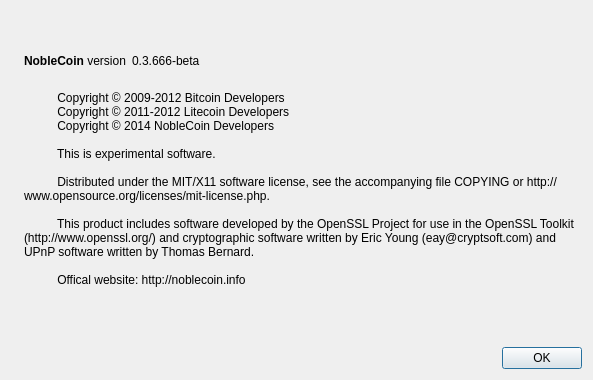
This is src/qt/forms/aboutdialog.ui in presstab/NobleCoin as Qt 5 draws it before an edit. The edited form follows.
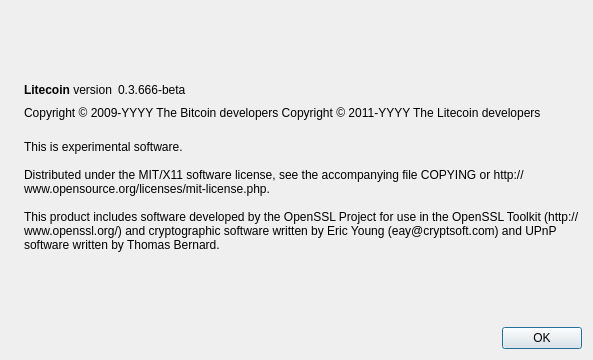
This is the edited form. Icons and pictures are not drawn.

Diff of the .ui file:
```diff
--- a/src/qt/forms/aboutdialog.ui
+++ b/src/qt/forms/aboutdialog.ui
@@ -7,7 +7,7 @@
     <x>0</x>
     <y>0</y>
     <width>593</width>
-    <height>380</height>
+    <height>360</height>
    </rect>
   </property>
   <property name="windowTitle">
@@ -50,7 +50,7 @@
           <cursorShape>IBeamCursor</cursorShape>
          </property>
          <property name="text">
-          <string>&lt;b&gt;NobleCoin&lt;/b&gt; version</string>
+          <string>&lt;b&gt;Litecoin&lt;/b&gt; version</string>
          </property>
          <property name="textInteractionFlags">
           <set>Qt::LinksAccessibleByMouse|Qt::TextSelectableByKeyboard|Qt::TextSelectableByMouse</set>
@@ -65,9 +65,6 @@
          <property name="text">
           <string notr="true">0.3.666-beta</string>
          </property>
-         <property name="textFormat">
-          <enum>Qt::RichText</enum>
-         </property>
          <property name="textInteractionFlags">
           <set>Qt::LinksAccessibleByMouse|Qt::TextSelectableByKeyboard|Qt::TextSelectableByMouse</set>
          </property>
@@ -88,6 +85,23 @@
        </item>
       </layout>
      </item>
+     <item>
+      <widget class="QLabel" name="copyrightLabel">
+       <property name="cursor">
+        <cursorShape>IBeamCursor</cursorShape>
+       </property>
+       <property name="text">
+        <string notr="true">Copyright &amp;copy; 2009-YYYY The Bitcoin developers
+Copyright &amp;copy; 2011-YYYY The Litecoin developers</string>
+       </property>
+       <property name="textFormat">
+        <enum>Qt::RichText</enum>
+       </property>
+       <property name="textInteractionFlags">
+        <set>Qt::LinksAccessibleByMouse|Qt::TextSelectableByKeyboard|Qt::TextSelectableByMouse</set>
+       </property>
+      </widget>
+     </item>
      <item>
       <widget class="QLabel" name="label_2">
        <property name="cursor">
@@ -95,18 +109,11 @@
        </property>
        <property name="text">
         <string>
-          Copyright © 2009-2012 Bitcoin Developers
-          Copyright © 2011-2012 Litecoin Developers
-          Copyright © 2014 NobleCoin Developers
+This is experimental software.
 
-          This is experimental software.
+Distributed under the MIT/X11 software license, see the accompanying file COPYING or http://www.opensource.org/licenses/mit-license.php.
 
-          Distributed under the MIT/X11 software license, see the accompanying file COPYING or http://www.opensource.org/licenses/mit-license.php.
-
-          This product includes software developed by the OpenSSL Project for use in the OpenSSL Toolkit (http://www.openssl.org/) and cryptographic software written by Eric Young (eay@cryptsoft.com) and UPnP software written by Thomas Bernard.
-
-          Offical website: http://noblecoin.info
-        </string>
+This product includes software developed by the OpenSSL Project for use in the OpenSSL Toolkit (http://www.openssl.org/) and cryptographic software written by Eric Young (eay@cryptsoft.com) and UPnP software written by Thomas Bernard.</string>
        </property>
        <property name="wordWrap">
         <bool>true</bool>
```
Left out of the diff: 2 changed lines with no effect on the pictures.
